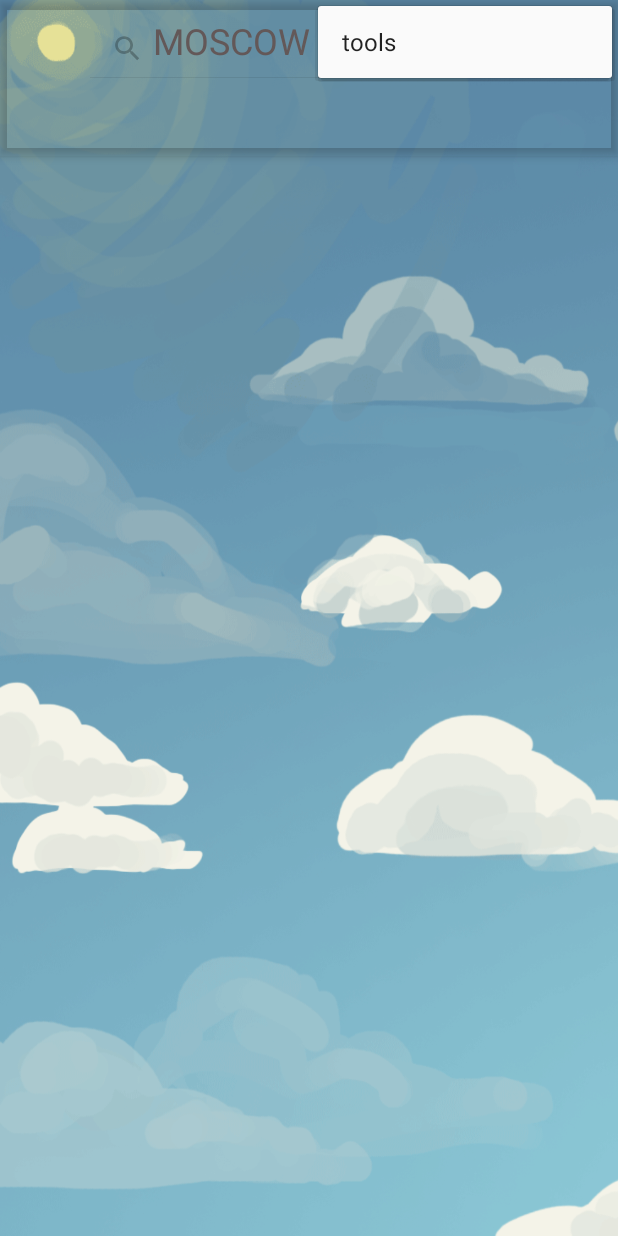
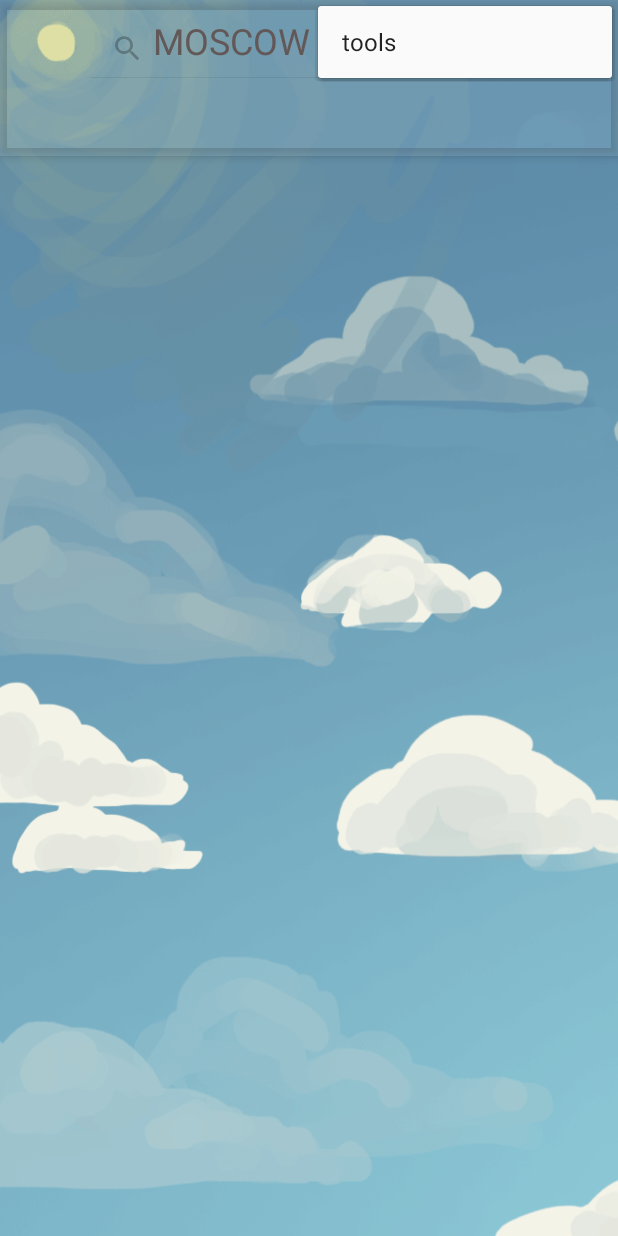
Before and after one commit to maxdexter84/LiteWeather, an Android app: the screen it shows after launch (MainActivity), with the options menu open, on a phone screen of 412 x 824 dp. Run offline under Robolectric (Android 15) with nearby library versions, the phone set to English and light mode, and no system bars.

Commit message:
косметические изменения по дизвйну

```diff
--- a/app/src/main/res/values/colors.xml
+++ b/app/src/main/res/values/colors.xml
@@ -18,5 +18,5 @@
     <color name="myColorPrimaryDarkTransparent">#A1219BC3</color>
     <color name="myColorPrimaryTransparent">#B2D3E1</color>
     <color name="myColorAccentTransparent">#F2CFDA</color>
-    <color name="myColor">#00000000</color>
+    <color name="myColor">#2EB2D3E1</color>
 </resources>
```
